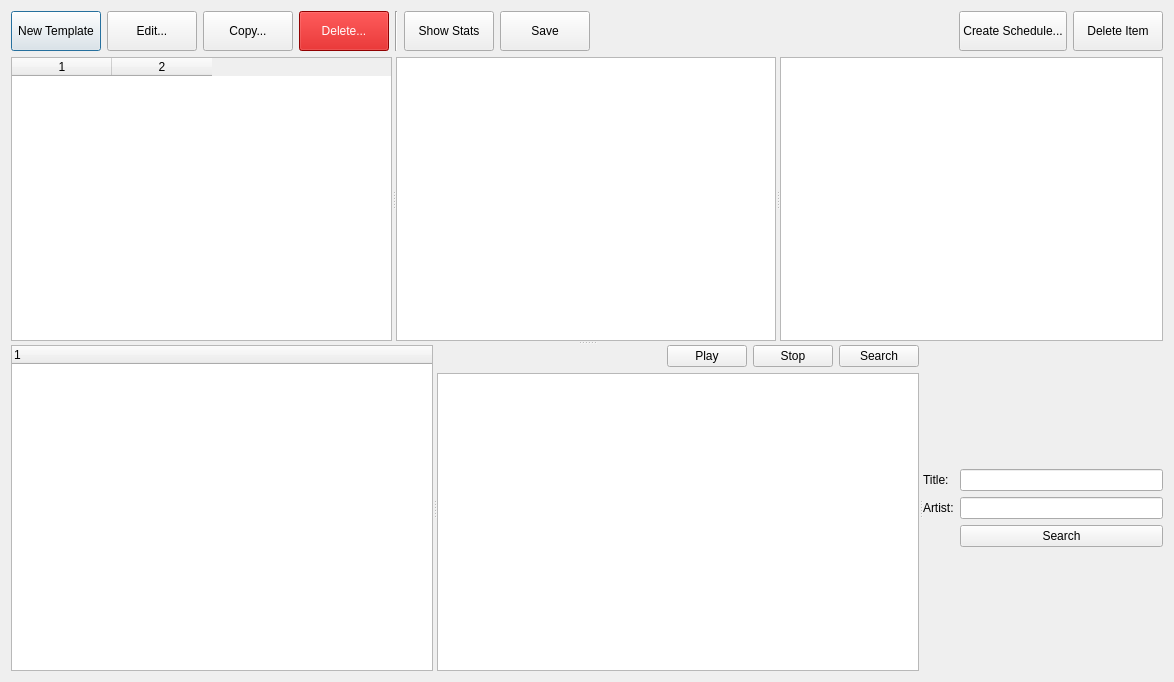
This is template_config.ui in pgathogo/auto-scheduler as Qt 5 draws it before an edit. The edited form follows.
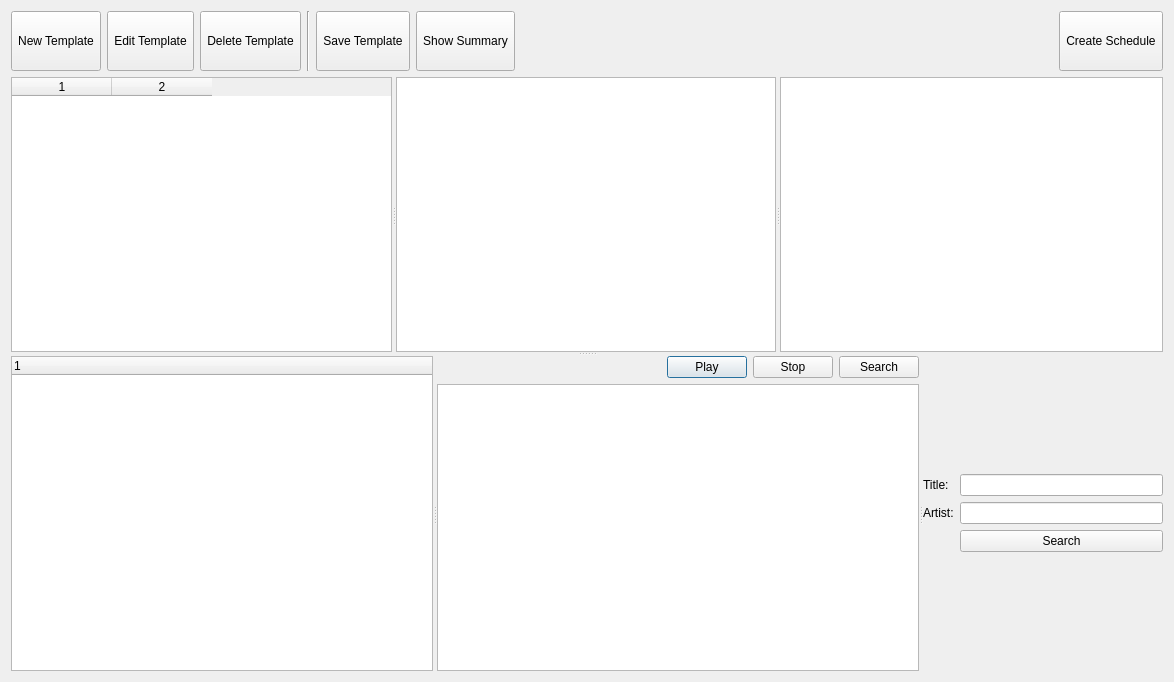
This is the edited form.

Commit message:
Schedule Generator: Add thread to handle save action
This patch adds a thread to handle saving procedure. Previously,
when saving huge schedules it would block the main thread hence
freezing the application.

```diff
--- a/template_config.ui
+++ b/template_config.ui
@@ -25,58 +25,56 @@
      <item>
       <layout class="QHBoxLayout" name="horizontalLayout">
        <item>
-        <widget class="QPushButton" name="btnNew">
+        <widget class="QToolButton" name="btnNew">
          <property name="minimumSize">
           <size>
-           <width>90</width>
-           <height>40</height>
+           <width>80</width>
+           <height>60</height>
           </size>
          </property>
          <property name="text">
           <string>New Template</string>
          </property>
-        </widget>
-       </item>
-       <item>
-        <widget class="QPushButton" name="btnEdit">
-         <property name="minimumSize">
+         <property name="iconSize">
           <size>
-           <width>90</width>
+           <width>45</width>
            <height>40</height>
           </size>
          </property>
-         <property name="text">
-          <string>Edit...</string>
+         <property name="toolButtonStyle">
+          <enum>Qt::ToolButtonTextUnderIcon</enum>
          </property>
         </widget>
        </item>
        <item>
-        <widget class="QPushButton" name="btnCopy">
+        <widget class="QToolButton" name="btnEdit">
          <property name="minimumSize">
           <size>
-           <width>90</width>
-           <height>40</height>
+           <width>80</width>
+           <height>60</height>
           </size>
          </property>
          <property name="text">
-          <string>Copy...</string>
+          <string>Edit Template</string>
          </property>
+         <property name="toolButtonStyle">
+          <enum>Qt::ToolButtonTextUnderIcon</enum>
+         </property>
         </widget>
        </item>
        <item>
-        <widget class="QPushButton" name="btnDeleteTemplate">
+        <widget class="QToolButton" name="btnDeleteTemplate">
          <property name="minimumSize">
           <size>
-           <width>90</width>
-           <height>40</height>
+           <width>80</width>
+           <height>60</height>
           </size>
          </property>
-         <property name="styleSheet">
-          <string notr="true">background-color: rgb(202, 0, 0);
-color: rgb(255, 255, 255);</string>
-         </property>
          <property name="text">
-          <string>Delete...</string>
+          <string>Delete Template</string>
+         </property>
+         <property name="toolButtonStyle">
+          <enum>Qt::ToolButtonTextUnderIcon</enum>
          </property>
         </widget>
        </item>
@@ -88,31 +86,37 @@
         </widget>
        </item>
        <item>
-        <widget class="QPushButton" name="btnStats">
+        <widget class="QToolButton" name="btnSave">
          <property name="minimumSize">
           <size>
-           <width>90</width>
-           <height>40</height>
+           <width>80</width>
+           <height>60</height>
           </size>
          </property>
          <property name="text">
-          <string>Show Stats</string>
+          <string>Save Template</string>
+         </property>
+         <property name="toolButtonStyle">
+          <enum>Qt::ToolButtonTextUnderIcon</enum>
+         </property>
+        </widget>
+       </item>
+       <item>
+        <widget class="QToolButton" name="btnStats">
+         <property name="minimumSize">
+          <size>
+           <width>80</width>
+           <height>60</height>
+          </size>
+         </property>
+         <property name="text">
+          <string>Show Summary</string>
          </property>
          <property name="checkable">
           <bool>true</bool>
          </property>
-        </widget>
-       </item>
-       <item>
-        <widget class="QPushButton" name="btnSave">
-         <property name="minimumSize">
-          <size>
-           <width>90</width>
-           <height>40</height>
-          </size>
-         </property>
-         <property name="text">
-          <string>Save</string>
+         <property name="toolButtonStyle">
+          <enum>Qt::ToolButtonTextUnderIcon</enum>
          </property>
         </widget>
        </item>
@@ -130,33 +134,23 @@
         </spacer>
        </item>
        <item>
-        <widget class="QPushButton" name="btnSchedule">
+        <widget class="QToolButton" name="btnSchedule">
          <property name="minimumSize">
           <size>
-           <width>90</width>
-           <height>40</height>
+           <width>80</width>
+           <height>60</height>
           </size>
          </property>
          <property name="text">
-          <string>Create Schedule...</string>
+          <string>Create Schedule</string>
+         </property>
+         <property name="toolButtonStyle">
+          <enum>Qt::ToolButtonTextUnderIcon</enum>
          </property>
         </widget>
        </item>
       </layout>
      </item>
-     <item>
-      <widget class="QPushButton" name="btnDeleteItem">
-       <property name="minimumSize">
-        <size>
-         <width>90</width>
-         <height>40</height>
-        </size>
-       </property>
-       <property name="text">
-        <string>Delete Item</string>
-       </property>
-      </widget>
-     </item>
     </layout>
    </item>
    <item>
```
The commit also changes 6 other files.
